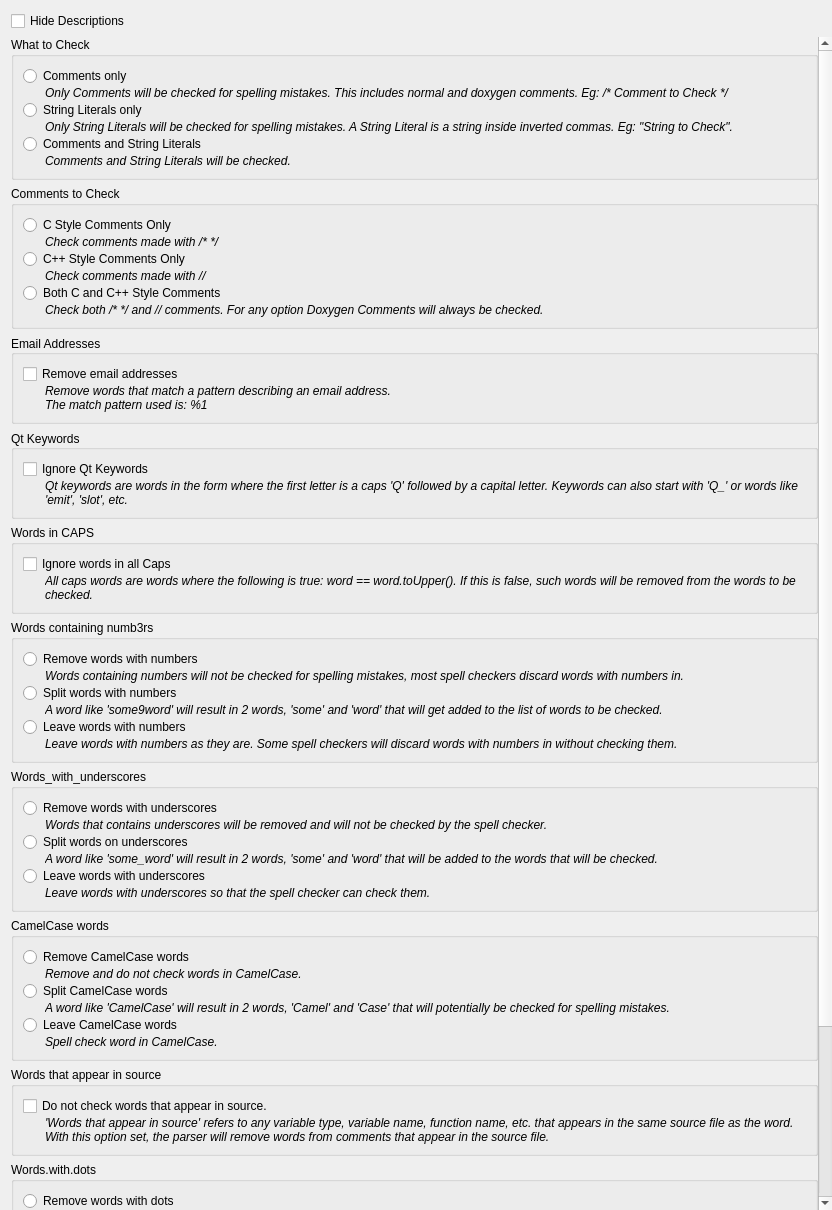
Old version of the form Parsers/CppParser/cppparseroptionswidget.ui in the repository CJCombrink/SpellChecker-Plugin.
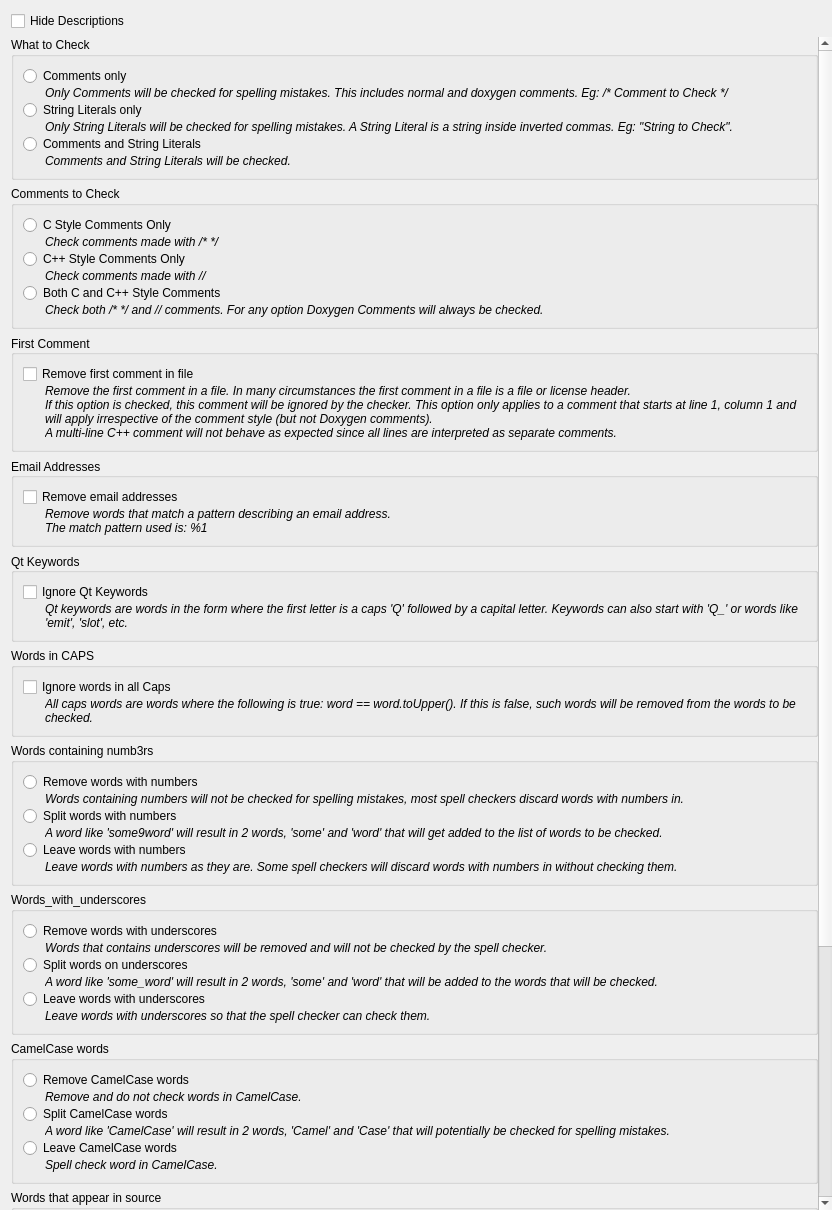
New version of the form.

Commit message: Added option to remove the first comment in a file. - Can increase parsing speed - Can remove false positives

```diff
--- a/Parsers/CppParser/cppparseroptionswidget.ui
+++ b/Parsers/CppParser/cppparseroptionswidget.ui
@@ -65,7 +65,7 @@
         <x>0</x>
         <y>0</y>
         <width>804</width>
-        <height>1178</height>
+        <height>1286</height>
        </rect>
       </property>
       <property name="sizePolicy">
@@ -396,6 +396,82 @@
          </layout>
         </widget>
        </item>
+       <item>
+        <widget class="QGroupBox" name="groupBox_13">
+         <property name="sizePolicy">
+          <sizepolicy hsizetype="Preferred" vsizetype="Maximum">
+           <horstretch>0</horstretch>
+           <verstretch>0</verstretch>
+          </sizepolicy>
+         </property>
+         <property name="title">
+          <string>First Comment</string>
+         </property>
+         <property name="alignment">
+          <set>Qt::AlignLeading|Qt::AlignLeft|Qt::AlignVCenter</set>
+         </property>
+         <property name="flat">
+          <bool>false</bool>
+         </property>
+         <property name="checkable">
+          <bool>false</bool>
+         </property>
+         <layout class="QFormLayout" name="formLayout_12">
+          <property name="fieldGrowthPolicy">
+           <enum>QFormLayout::AllNonFixedFieldsGrow</enum>
+          </property>
+          <property name="verticalSpacing">
+           <number>0</number>
+          </property>
+          <item row="0" column="0" colspan="2">
+           <widget class="QCheckBox" name="checkBoxRemoveFirstComment">
+            <property name="text">
+             <string>Remove first comment in file</string>
+            </property>
+           </widget>
+          </item>
+          <item row="1" column="0">
+           <spacer name="horizontalSpacer_18">
+            <property name="orientation">
+             <enum>Qt::Horizontal</enum>
+            </property>
+            <property name="sizeType">
+             <enum>QSizePolicy::Fixed</enum>
+            </property>
+            <property name="sizeHint" stdset="0">
+             <size>
+              <width>16</width>
+              <height>0</height>
+             </size>
+            </property>
+           </spacer>
+          </item>
+          <item row="1" column="1">
+           <widget class="QLabel" name="labelDescriptionFirstComment">
+            <property name="sizePolicy">
+             <sizepolicy hsizetype="Preferred" vsizetype="Ignored">
+              <horstretch>0</horstretch>
+              <verstretch>0</verstretch>
+             </sizepolicy>
+            </property>
+            <property name="font">
+             <font>
+              <italic>true</italic>
+             </font>
+            </property>
+            <property name="text">
+             <string>Remove the first comment in a file. In many circumstances the first comment in a file is a file or license header.
+If this option is checked, this comment will be ignored by the checker. This option only applies to a comment that starts at line 1, column 1 and will apply irrespective of the comment style (but not Doxygen comments).
+A multi-line C++ comment will not behave as expected since all lines are interpreted as separate comments.</string>
+            </property>
+            <property name="wordWrap">
+             <bool>true</bool>
+            </property>
+           </widget>
+          </item>
+         </layout>
+        </widget>
+       </item>
        <item>
         <widget class="QGroupBox" name="groupBox_8">
          <property name="sizePolicy">
```
Left out of the diff: 186 changed lines with no effect on the pictures. The commit also changes 6 other files.
